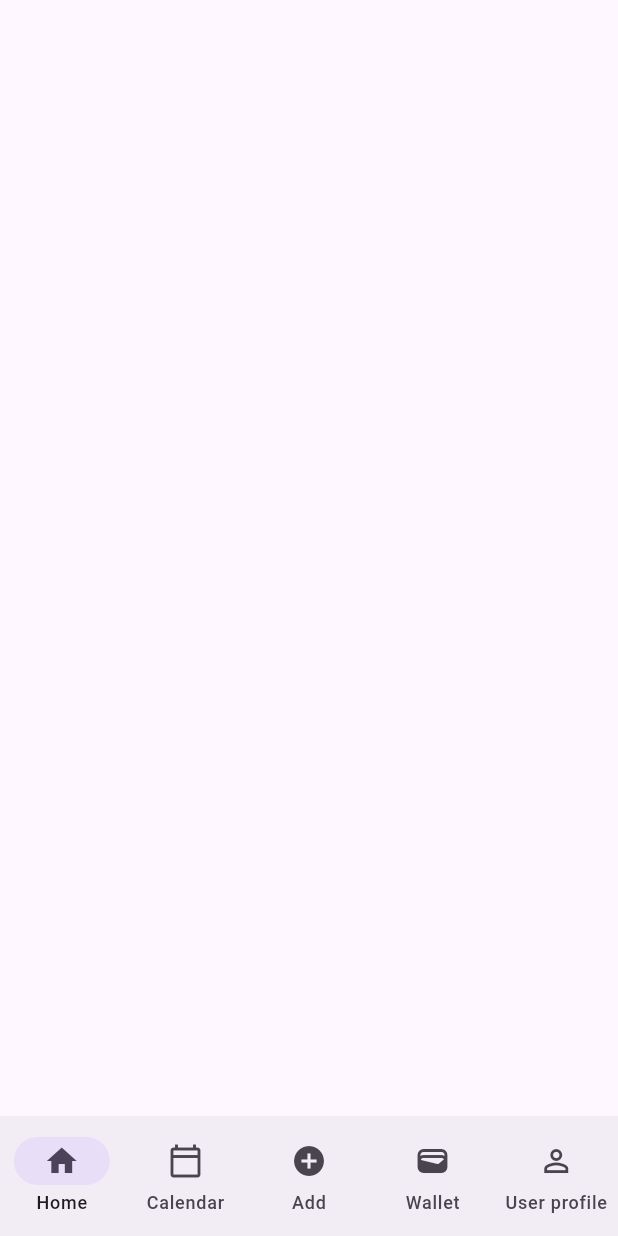
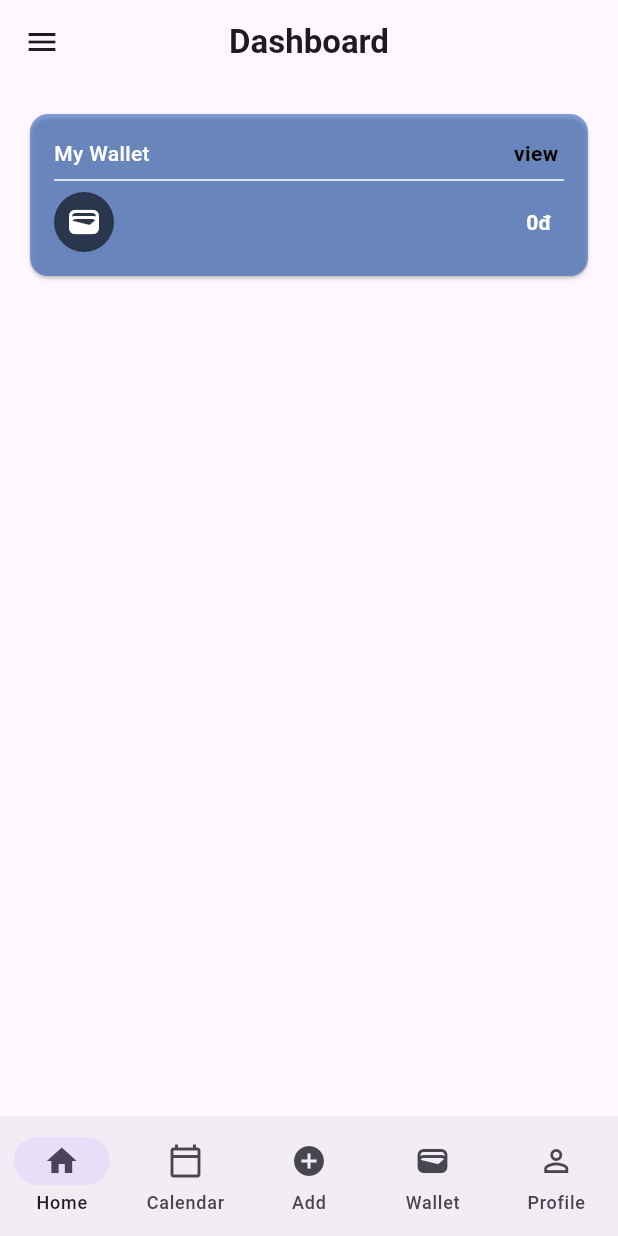
Before and after one commit to RMIT-Budgetly/budgetly, a Flutter app: the screen it shows after launch, on a phone screen of 412 x 824 dp. Run offline on Flutter 3.47's test engine with Material 3 defaults, Android fonts, the phone set to English and light mode, and no system bars.

Commit message:
BGL-30 MyWaller, NavBar added

```diff
--- a/lib/main.dart
+++ b/lib/main.dart
@@ -13,6 +13,7 @@ class MyApp extends StatelessWidget {
   Widget build(BuildContext context) {
     return MaterialApp(
       title: 'Flutter Demo',
+      debugShowCheckedModeBanner: false,
       theme: ThemeData(
         // This is the theme of your application.
         //
--- a/lib/pages/home_page/home.dart
+++ b/lib/pages/home_page/home.dart
@@ -6,7 +6,106 @@ class HomePage extends StatelessWidget {
   @override
   Widget build(BuildContext context) {
     return Scaffold(
-      bottomNavigationBar: NavigationBar(
+      appBar: AppBar(
+        title: const Text(
+          'Dashboard',
+          style: TextStyle(fontWeight: FontWeight.bold),
+        ),
+        centerTitle: true,
+        shadowColor: Theme.of(context).colorScheme.shadow,
+        leading: IconButton(
+          icon: const Icon(Icons.menu),
+          onPressed: () {},
+        ),
+      ),
+      body: Container(
+        margin: const EdgeInsets.all(16.0),
+        // color: Colors.black,
+        child: Column(
+          crossAxisAlignment: CrossAxisAlignment.stretch,
+          children: <Widget>[
+            Card(
+              color: const Color(0x943066BE),
+              child: Padding(
+                  padding: const EdgeInsets.all(16.0),
+                  child: Column(
+                    crossAxisAlignment: CrossAxisAlignment.stretch,
+                    children: [
+                      const Row(
+                        children: [
+                          Text(
+                            'My Wallet',
+                            style: TextStyle(
+                              color: Colors.white,
+                              fontSize: 14,
+                              fontWeight: FontWeight.w500,
+                            ),
+                          ),
+                          Expanded(
+                            child: Row(
+                              mainAxisAlignment: MainAxisAlignment.end,
+                              children: [
+                                Text(
+                                  'view ',
+                                  style: TextStyle(
+                                    color: Color(0xFF030303),
+                                    fontSize: 14,
+                                    fontWeight: FontWeight.w700,
+                                  ),
+                                )
+                              ],
+                            ),
+                          )
+                        ],
+                      ),
+                      const Divider(
+                        color: Colors.white,
+                      ),
+                      Row(
+                        children: [
+                          Container(
+                            width: 40,
+                            height: 40,
+                            decoration: ShapeDecoration(
+                              color: Colors.black.withOpacity(0.6),
+                              shape: const OvalBorder(),
+                            ),
+                            child: const Icon(
+                              Icons.wallet,
+                              color: Colors.white,
+                            ),
+                          ),
+                          const Expanded(
+                              child: Row(
+                            mainAxisAlignment: MainAxisAlignment.end,
+                            children: [
+                              Padding(
+                                padding: EdgeInsets.all(8.0),
+                                child: Text(
+                                  '0đ',
+                                  style: TextStyle(
+                                    color: Colors.white,
+                                    fontSize: 14,
+                                    fontWeight: FontWeight.w700,
+                                  ),
+                                ),
+                              )
+                            ],
+                          ))
+                        ],
+                      )
+                    ],
+                  )),
+            ),
+          ],
+        ),
+      ),
+      bottomNavigationBar: navigationBar(),
+    );
+  }
+
+  NavigationBar navigationBar() {
+    return NavigationBar(
       destinations: const [
         NavigationDestination(
           icon: Icon(Icons.home),
@@ -26,10 +125,9 @@ class HomePage extends StatelessWidget {
         ),
         NavigationDestination(
           icon: Icon(Icons.perm_identity),
-            label: 'User profile',
+          label: 'Profile',
         ),
       ],
-      ),
     );
   }
 }
```
Lines whose indentation alone changed are shown as unchanged.
